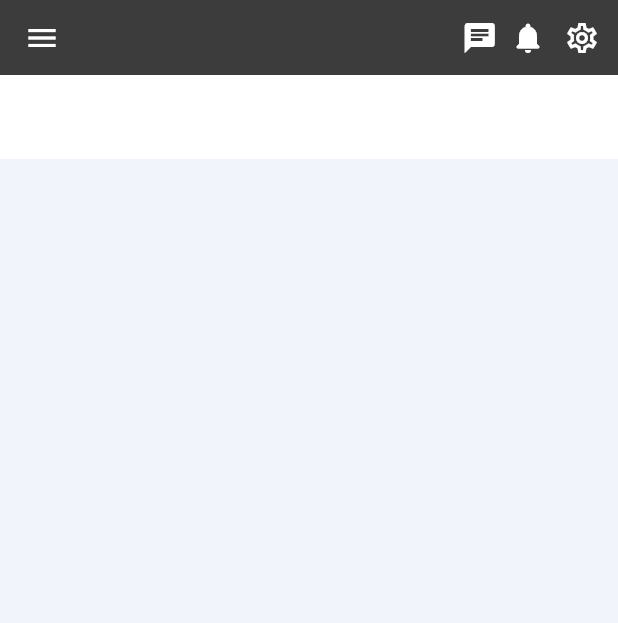
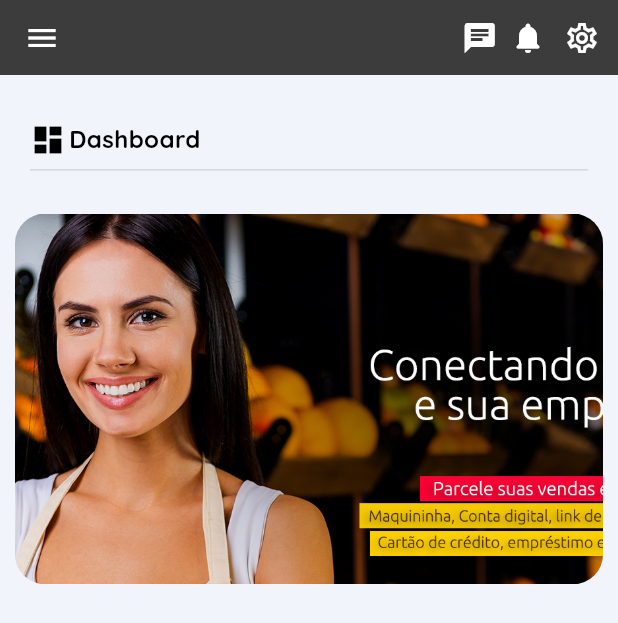
Before and after one commit to matheus-olindabits/7pay, a Flutter app: the screen it shows after launch, on a phone screen of 412 x 824 dp. Shown: the top 623 px of the screen. Run offline on Flutter 3.47's test engine with Material 3 defaults, Android fonts, the phone set to English and light mode, and no system bars; our stand-ins replace another_flushbar, dio, flutter_mobx, flutter_modular, mobx; generated files the repository leaves out were written again.

Commit message:
feat: criação do conteudo da dashboard

```diff
--- a/src/lib/app/modules/dashboard/pages/dashboard_page.dart
+++ b/src/lib/app/modules/dashboard/pages/dashboard_page.dart
@@ -1,4 +1,7 @@
 import 'package:flutter/material.dart';
+import 'package:test_7pay/app/core/style/size.dart';
+import 'package:test_7pay/app/shared/enum/page_name_enum.dart';
+import 'package:test_7pay/app/shared/widgets/header/header_default_page.dart';
 
 class DashboardPage extends StatelessWidget {
   const DashboardPage({super.key});
@@ -6,10 +9,33 @@ class DashboardPage extends StatelessWidget {
   @override
   Widget build(BuildContext context) {
     return Scaffold(
-      appBar: AppBar(
-        title: const Text(''),
+      body: Padding(
+        padding: const EdgeInsets.all(10.0),
+        child: Column(
+          children: [
+            HeaderDefaultPage(
+              name: PageName.dashboard.name,
+              icon: Icons.dashboard,
+            ),
+            Container(
+              height: context.h(.3),
+              width: double.infinity,
+              decoration: const BoxDecoration(
+                borderRadius: BorderRadius.all(
+                  Radius.circular(20),
+                ),
+              ),
+              child: ClipRRect(
+                borderRadius: BorderRadius.circular(20),
+                child: Image.asset(
+                  'assets/images/banner.jpg',
+                  fit: BoxFit.cover,
+                ),
+              ),
+            ),
+          ],
+        ),
       ),
-      body: Container(),
     );
   }
 }
```
Also changed, not shown: src/assets/images/banner.jpg (added).
